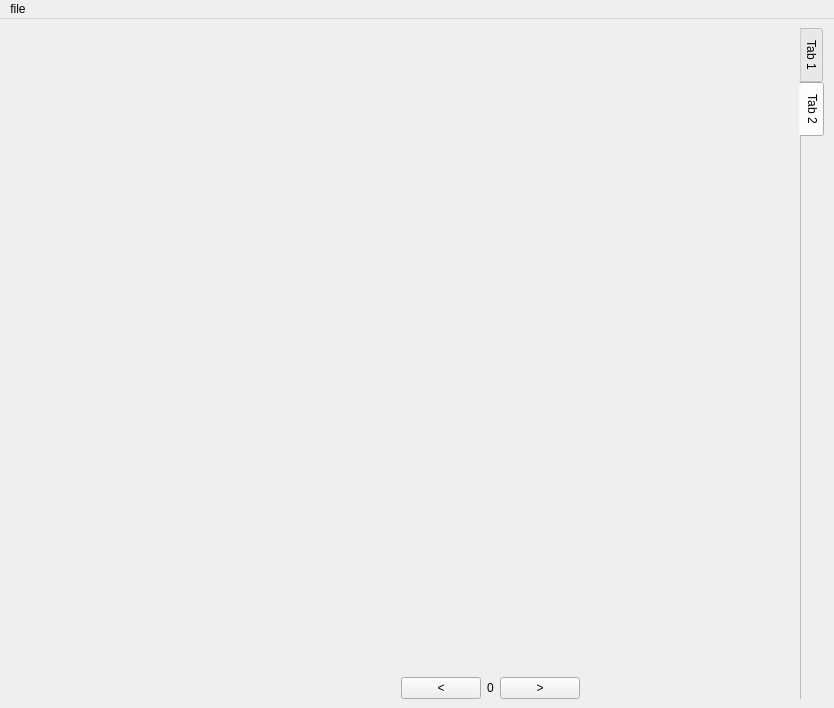
Before: the Qt Designer form package/MainWindow.ui in OpenPIV/openpiv_gui, drawn with Qt 5.
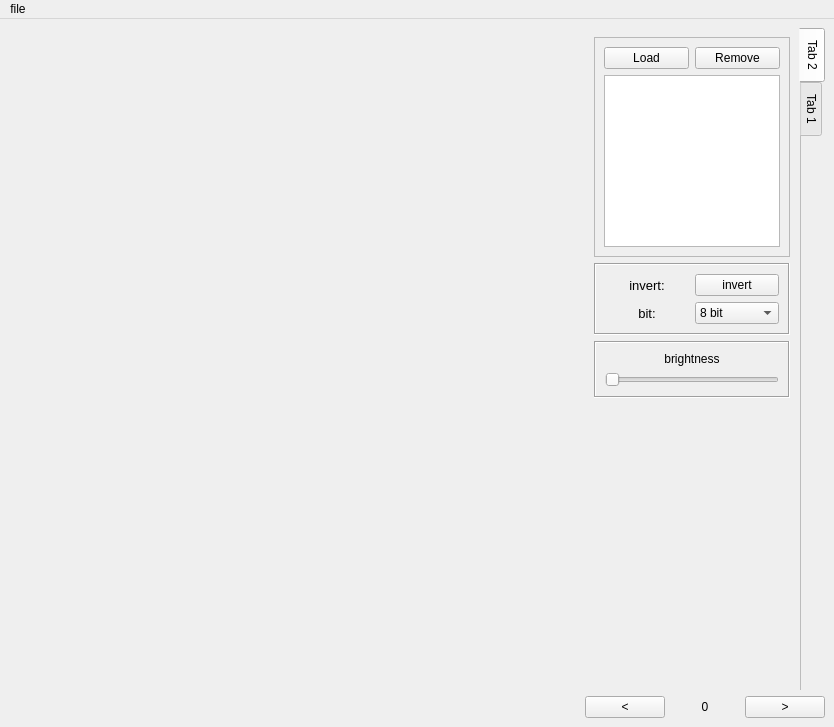
After: the same form once the commit is applied. The open tabs and pages were chosen to show the change. Icons and pictures are not drawn.

Commit message: 1. I'v made a post processing and an image processing tabs in the settings tab widget. 2. I gave for every tab a class. 3. I'v putted the file window in the image processing and added there an invert button and a bit combo box

Diff of the .ui file:
```diff
--- a/package/MainWindow.ui
+++ b/package/MainWindow.ui
@@ -7,7 +7,7 @@
     <x>0</x>
     <y>0</y>
     <width>834</width>
-    <height>708</height>
+    <height>727</height>
    </rect>
   </property>
   <property name="mouseTracking">
@@ -21,7 +21,10 @@
   </property>
   <property name="windowIcon">
    <iconset>
-    <normaloff>images/openpiv_logo.png</normaloff>images/openpiv_logo.png</iconset>
+    <normaloff>../../../../../../.designer/backup/images/openpiv_logo.png</normaloff>../../../../../../.designer/backup/images/openpiv_logo.png</iconset>
+  </property>
+  <property name="styleSheet">
+   <string notr="true"/>
   </property>
   <property name="locale">
    <locale language="English" country="Israel"/>
@@ -36,41 +39,21 @@
    <property name="autoFillBackground">
     <bool>false</bool>
    </property>
-   <layout class="QGridLayout" name="gridLayout_2">
-    <item row="1" column="1">
-     <widget class="QPushButton" name="left_button">
-      <property name="sizePolicy">
-       <sizepolicy hsizetype="Minimum" vsizetype="Minimum">
-        <horstretch>0</horstretch>
-        <verstretch>0</verstretch>
-       </sizepolicy>
+   <layout class="QGridLayout" name="gridLayout_3">
+    <item row="3" column="2">
+     <spacer name="horizontalSpacer">
+      <property name="orientation">
+       <enum>Qt::Horizontal</enum>
       </property>
-      <property name="text">
-       <string>&lt;</string>
+      <property name="sizeHint" stdset="0">
+       <size>
+        <width>10000</width>
+        <height>20</height>
+       </size>
       </property>
-     </widget>
+     </spacer>
     </item>
-    <item row="1" column="2">
-     <widget class="QLabel" name="current_image">
-      <property name="text">
-       <string>0</string>
-      </property>
-     </widget>
-    </item>
-    <item row="1" column="3">
-     <widget class="QPushButton" name="right_button">
-      <property name="sizePolicy">
-       <sizepolicy hsizetype="Minimum" vsizetype="Minimum">
-        <horstretch>0</horstretch>
-        <verstretch>0</verstretch>
-       </sizepolicy>
-      </property>
-      <property name="text">
-       <string>&gt;</string>
-      </property>
-     </widget>
-    </item>
-    <item row="0" column="5" rowspan="2">
+    <item row="0" column="5" colspan="3">
      <widget class="QTabWidget" name="tabWidget">
       <property name="font">
        <font>
@@ -92,6 +75,169 @@
       <property name="movable">
        <bool>true</bool>
       </property>
+      <widget class="QWidget" name="tab_6">
+       <attribute name="title">
+        <string>Tab 2</string>
+       </attribute>
+       <layout class="QGridLayout" name="gridLayout_4">
+        <item row="1" column="0">
+         <widget class="QFrame" name="frame_2">
+          <property name="frameShape">
+           <enum>QFrame::StyledPanel</enum>
+          </property>
+          <property name="frameShadow">
+           <enum>QFrame::Raised</enum>
+          </property>
+          <layout class="QGridLayout" name="gridLayout">
+           <item row="0" column="0">
+            <widget class="QPushButton" name="add_button">
+             <property name="text">
+              <string>Load</string>
+             </property>
+            </widget>
+           </item>
+           <item row="0" column="1">
+            <widget class="QPushButton" name="remove_button">
+             <property name="enabled">
+              <bool>true</bool>
+             </property>
+             <property name="text">
+              <string>Remove</string>
+             </property>
+            </widget>
+           </item>
+           <item row="1" column="0" colspan="2">
+            <widget class="QListWidget" name="listWidget">
+             <property name="sizePolicy">
+              <sizepolicy hsizetype="Preferred" vsizetype="Preferred">
+               <horstretch>0</horstretch>
+               <verstretch>0</verstretch>
+              </sizepolicy>
+             </property>
+             <property name="minimumSize">
+              <size>
+               <width>172</width>
+               <height>172</height>
+              </size>
+             </property>
+             <property name="maximumSize">
+              <size>
+               <width>180</width>
+               <height>172</height>
+              </size>
+             </property>
+            </widget>
+           </item>
+          </layout>
+         </widget>
+        </item>
+        <item row="7" column="0">
+         <spacer name="wow">
+          <property name="orientation">
+           <enum>Qt::Vertical</enum>
+          </property>
+          <property name="sizeHint" stdset="0">
+           <size>
+            <width>20</width>
+            <height>2000</height>
+           </size>
+          </property>
+         </spacer>
+        </item>
+        <item row="5" column="0">
+         <widget class="QFrame" name="frame">
+          <property name="frameShape">
+           <enum>QFrame::Box</enum>
+          </property>
+          <property name="frameShadow">
+           <enum>QFrame::Sunken</enum>
+          </property>
+          <layout class="QGridLayout" name="gridLayout_2">
+           <item row="1" column="0">
+            <widget class="QLabel" name="label_2">
+             <property name="font">
+              <font>
+               <pointsize>10</pointsize>
+              </font>
+             </property>
+             <property name="text">
+              <string>invert:</string>
+             </property>
+             <property name="alignment">
+              <set>Qt::AlignCenter</set>
+             </property>
+            </widget>
+           </item>
+           <item row="2" column="1">
+            <widget class="QComboBox" name="comboBox">
+             <item>
+              <property name="text">
+               <string>8 bit</string>
+              </property>
+             </item>
+             <item>
+              <property name="text">
+               <string>16 bit</string>
+              </property>
+             </item>
+            </widget>
+           </item>
+           <item row="1" column="1">
+            <widget class="QPushButton" name="pushButton">
+             <property name="text">
+              <string>invert</string>
+             </property>
+            </widget>
+           </item>
+           <item row="2" column="0">
+            <widget class="QLabel" name="label_3">
+             <property name="font">
+              <font>
+               <pointsize>10</pointsize>
+              </font>
+             </property>
+             <property name="text">
+              <string>bit:</string>
+             </property>
+             <property name="alignment">
+              <set>Qt::AlignCenter</set>
+             </property>
+            </widget>
+           </item>
+          </layout>
+         </widget>
+        </item>
+        <item row="6" column="0">
+         <widget class="QFrame" name="frame_4">
+          <property name="frameShape">
+           <enum>QFrame::Box</enum>
+          </property>
+          <property name="frameShadow">
+           <enum>QFrame::Sunken</enum>
+          </property>
+          <layout class="QGridLayout" name="gridLayout_5">
+           <item row="0" column="0">
+            <widget class="QLabel" name="label">
+             <property name="text">
+              <string>brightness</string>
+             </property>
+             <property name="alignment">
+              <set>Qt::AlignCenter</set>
+             </property>
+            </widget>
+           </item>
+           <item row="1" column="0">
+            <widget class="QSlider" name="horizontalSlider">
+             <property name="orientation">
+              <enum>Qt::Horizontal</enum>
+             </property>
+            </widget>
+           </item>
+          </layout>
+         </widget>
+        </item>
+       </layout>
+      </widget>
       <widget class="QWidget" name="tab_5">
        <attribute name="title">
         <string>Tab 1</string>
@@ -681,27 +827,22 @@
         </item>
        </layout>
       </widget>
-      <widget class="QWidget" name="tab_6">
-       <attribute name="title">
-        <string>Tab 2</string>
-       </attribute>
-      </widget>
      </widget>
     </item>
-    <item row="1" column="0">
-     <spacer name="horizontalSpacer">
-      <property name="orientation">
-       <enum>Qt::Horizontal</enum>
+    <item row="3" column="7">
+     <widget class="QPushButton" name="right_button">
+      <property name="sizePolicy">
+       <sizepolicy hsizetype="Minimum" vsizetype="Minimum">
+        <horstretch>0</horstretch>
+        <verstretch>0</verstretch>
+       </sizepolicy>
       </property>
-      <property name="sizeHint" stdset="0">
-       <size>
-        <width>10000</width>
-        <height>20</height>
-       </size>
+      <property name="text">
+       <string>&gt;</string>
       </property>
-     </spacer>
+     </widget>
     </item>
-    <item row="0" column="0" colspan="4">
+    <item row="0" column="0" colspan="5">
      <widget class="QStackedWidget" name="images_widget">
       <property name="sizePolicy">
        <sizepolicy hsizetype="Minimum" vsizetype="Minimum">
@@ -717,7 +858,7 @@
       </property>
       <widget class="QWidget" name="image">
        <layout class="QGridLayout" name="gridLayout_34">
-        <item row="1" column="0">
+        <item row="1" column="0" colspan="2">
          <widget class="QLabel" name="defult_image">
           <property name="text">
            <string/>
@@ -737,6 +878,35 @@
       </widget>
      </widget>
     </item>
+    <item row="3" column="6">
+     <widget class="QLabel" name="current_image">
+      <property name="sizePolicy">
+       <sizepolicy hsizetype="Minimum" vsizetype="Preferred">
+        <horstretch>0</horstretch>
+        <verstretch>0</verstretch>
+       </sizepolicy>
+      </property>
+      <property name="text">
+       <string>0</string>
+      </property>
+      <property name="alignment">
+       <set>Qt::AlignCenter</set>
+      </property>
+     </widget>
+    </item>
+    <item row="3" column="5">
+     <widget class="QPushButton" name="left_button">
+      <property name="sizePolicy">
+       <sizepolicy hsizetype="Minimum" vsizetype="Minimum">
+        <horstretch>0</horstretch>
+        <verstretch>0</verstretch>
+       </sizepolicy>
+      </property>
+      <property name="text">
+       <string>&lt;</string>
+      </property>
+     </widget>
+    </item>
    </layout>
   </widget>
   <widget class="QMenuBar" name="menuBar">
```
Left out of the diff: 3 changed lines with no effect on the pictures. The commit also changes 7 other files.
